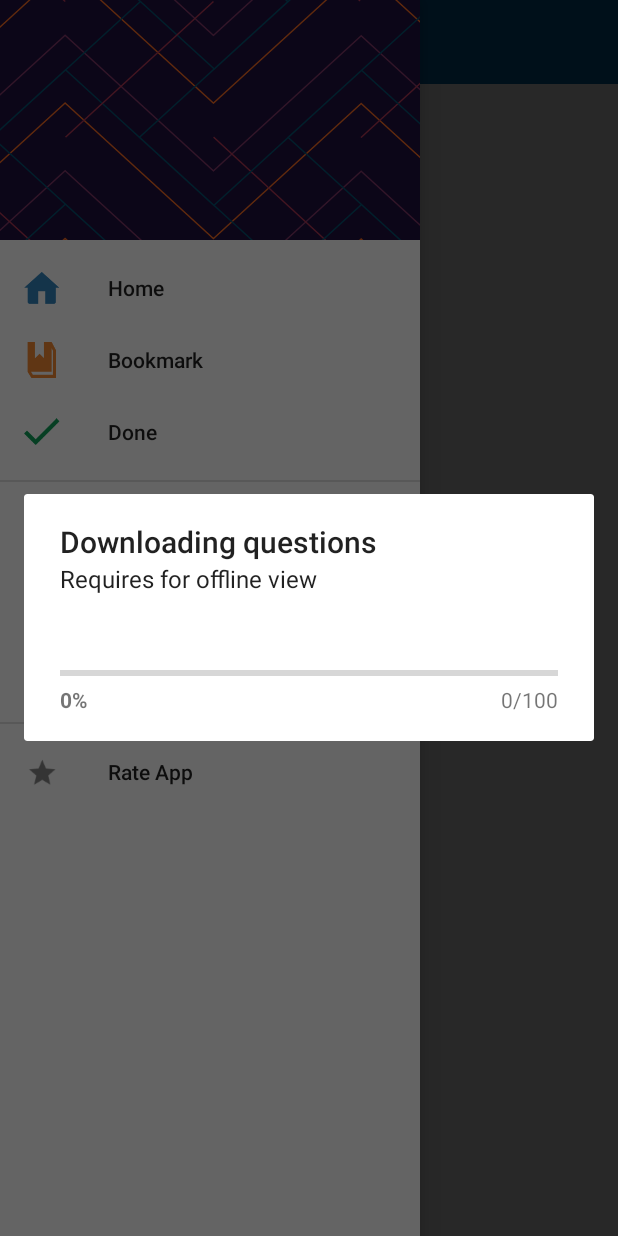
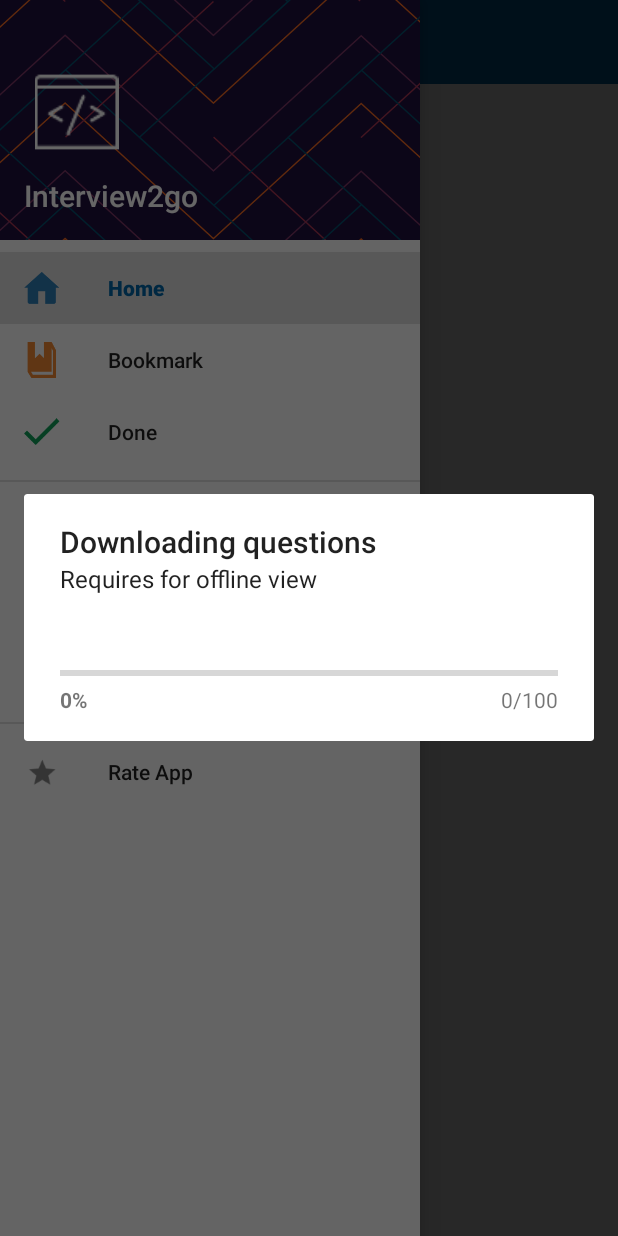
Before and after one commit to aggarwalankush/Interview2go, an Android app: the screen it shows after launch (MainActivity), with the side drawer open, on a phone screen of 412 x 824 dp. Run offline under Robolectric (Android 15) with nearby library versions, the phone set to English and light mode, and no system bars; 1 statement that could not run was skipped.

Commit message:
added nav header icon

```diff
--- a/app/src/main/java/com/aggarwalankush/interview2go/MainActivity.java
+++ b/app/src/main/java/com/aggarwalankush/interview2go/MainActivity.java
@@ -8,14 +8,12 @@ import android.content.Intent;
 import android.net.Uri;
 import android.os.Bundle;
 import android.support.design.widget.NavigationView;
-import android.support.v4.content.ContextCompat;
 import android.support.v4.view.GravityCompat;
 import android.support.v4.widget.DrawerLayout;
 import android.support.v7.app.ActionBarDrawerToggle;
 import android.support.v7.app.AlertDialog.Builder;
 import android.support.v7.app.AppCompatActivity;
 import android.support.v7.widget.Toolbar;
-import android.util.Log;
 import android.view.MenuItem;
 import android.view.View;
 import android.view.Window;
@@ -38,9 +36,6 @@ public class MainActivity extends AppCompatActivity implements TopicFragment.Cal
         InterviewSyncAdapter.initializeSyncAdapter(this);
 
         DrawerLayout drawer = (DrawerLayout) findViewById(R.id.drawer_layout);
-
-        drawer.setStatusBarBackgroundColor(ContextCompat.getColor(this, R.color.colorPrimaryDark));
-
         ActionBarDrawerToggle toggle = new ActionBarDrawerToggle(
                 this, drawer, toolbar, R.string.navigation_drawer_open, R.string.navigation_drawer_close);
         drawer.setDrawerListener(toggle);
@@ -52,6 +47,7 @@ public class MainActivity extends AppCompatActivity implements TopicFragment.Cal
         navigationView.setItemIconTintList(null);
 
         Utility.setActivityType(this, Utility.HOME);
+        Utility.changeActivityName(this, getSupportActionBar());
     }
 
     @Override
@@ -66,7 +62,7 @@ public class MainActivity extends AppCompatActivity implements TopicFragment.Cal
 
     @Override
     public void onItemSelected(Uri topicUri) {
-        Log.d(LOG_TAG, "topic clicked " + topicUri);
+//        Log.d(LOG_TAG, "topic clicked " + topicUri);
         Intent intent = new Intent(this, QuestionActivity.class).setData(topicUri);
         startActivity(intent);
     }
--- a/app/src/main/res/layout/nav_header_main.xml
+++ b/app/src/main/res/layout/nav_header_main.xml
@@ -10,4 +10,20 @@
               android:paddingRight="@dimen/activity_horizontal_margin"
               android:paddingTop="@dimen/activity_vertical_margin"
               android:theme="@style/ThemeOverlay.AppCompat.Dark">
+
+    <ImageView
+        android:id="@+id/imageView"
+        android:layout_width="70dp"
+        android:layout_height="70dp"
+        android:paddingTop="@dimen/nav_header_vertical_spacing"
+        android:src="@drawable/ic_code"/>
+
+    <TextView
+        android:layout_width="match_parent"
+        android:layout_height="wrap_content"
+        android:paddingTop="@dimen/nav_header_vertical_spacing"
+        android:text="Interview2go"
+        android:textAppearance="@style/TextAppearance.AppCompat.Title"/>
+
+
 </LinearLayout>
--- a/app/src/main/res/menu/nav_main_drawer.xml
+++ b/app/src/main/res/menu/nav_main_drawer.xml
@@ -8,6 +8,7 @@
             android:id="@+id/nav_home"
             android:icon="@drawable/ic_menu_home"
             android:title="@string/label_menu_home"
+            android:checked="true"
             />
         <item
             android:id="@+id/nav_bookmark"
--- a/app/src/main/res/values/dimens.xml
+++ b/app/src/main/res/values/dimens.xml
@@ -7,6 +7,6 @@
     <dimen name="list_icon">40dp</dimen>
     <dimen name="forward_icon">20dp</dimen>
 
-    <dimen name="nav_header_vertical_spacing">16dp</dimen>
+    <dimen name="nav_header_vertical_spacing">14dp</dimen>
     <dimen name="nav_header_height">160dp</dimen>
 </resources>
```
Also changed, not shown: app/src/main/res/drawable-hdpi/ic_code.png (added), app/src/main/res/drawable-hdpi/ic_learn_to_code.png (added), app/src/main/res/drawable-mdpi/ic_code.png (added), app/src/main/res/drawable-mdpi/ic_learn_to_code.png (added), app/src/main/res/drawable-xhdpi/ic_code.png (added), app/src/main/res/drawable-xhdpi/ic_learn_to_code.png (added), app/src/main/res/drawable-xxhdpi/ic_code.png (added), app/src/main/res/drawable-xxhdpi/ic_learn_to_code.png (added), app/src/main/res/drawable-xxxhdpi/ic_code.png (added), app/src/main/res/drawable-xxxhdpi/ic_learn_to_code.png (added).
